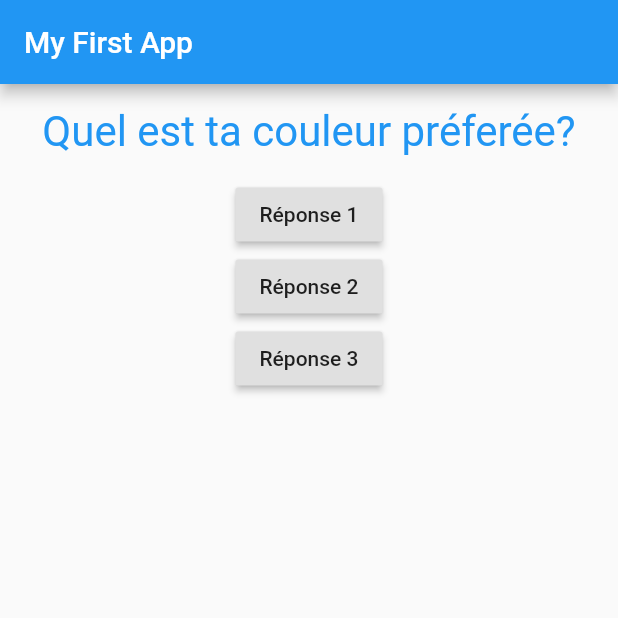
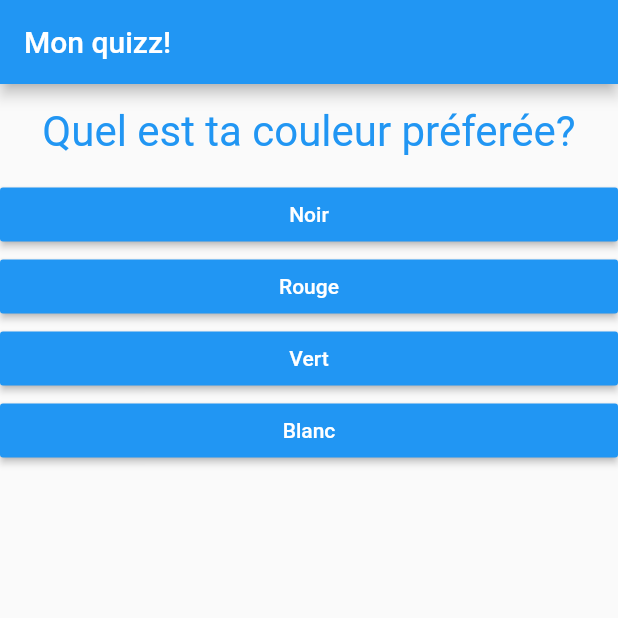
Before and after one commit to Radeonisos/formation-flutter, a Flutter app: the screen it shows after launch, on a phone screen of 412 x 824 dp, the top half of it. Run offline on Flutter 3.47's test engine with Material 2 defaults, Android fonts, the phone set to English and light mode, and no system bars.

Commit message:
no message

```diff
--- /dev/null
+++ b/flutter_first_app/lib/answer.dart
@@ -0,0 +1,20 @@
+import 'package:flutter/material.dart';
+
+class Answer extends StatelessWidget {
+  final String text;
+  final Function selectHandler;
+
+  Answer(this.text, this.selectHandler);
+  @override
+  Widget build(BuildContext context) {
+    return Container(
+      width: double.infinity,
+      child: RaisedButton(
+        textColor: Colors.white,
+        color: Colors.blue,
+        child: Text(text),
+        onPressed: selectHandler,
+      ),
+    );
+  }
+}
--- a/flutter_first_app/lib/main.dart
+++ b/flutter_first_app/lib/main.dart
@@ -1,5 +1,6 @@
 import 'package:flutter/material.dart';
-import 'package:flutter_first_app/questions.dart';
+import 'package:flutter_first_app/quizz.dart';
+import 'package:flutter_first_app/result.dart';
 
 void main() => runApp(MyApp());
 
@@ -11,21 +12,53 @@ class MyApp extends StatefulWidget {
 }
 
 class _MyAppState extends State<MyApp> {
+  final _questions = const [
+    {
+      'questionText': "Quel est ta couleur préferée?",
+      'answers': [
+        {'text': 'Noir', 'score': 10},
+        {'text': 'Rouge', 'score': 5},
+        {'text': 'Vert', 'score': 3},
+        {'text': 'Blanc', 'score': 1}
+      ]
+    },
+    {
+      'questionText': "Quel est ton animal fétiche?",
+      'answers': [
+        {'text': 'Elephant', 'score': 10},
+        {'text': 'Chien', 'score': 5},
+        {'text': 'Chat', 'score': 3},
+        {'text': 'Tigre', 'score': 1}
+      ]
+    },
+    {
+      'questionText': "Quel est ton plat préfére?",
+      'answers': [
+        {'text': 'Pâtes', 'score': 10},
+        {'text': 'Magret de canard', 'score': 5},
+        {'text': 'Chat', 'score': 1}
+      ]
+    }
+  ];
   var _index = 0;
+  var _totalScore = 0;
 
-  void _answerQuestion() {
-    print("Answer chosen!");
+  void _answerQuestion(int score) {
     setState(() {
-      if (_index < 1) _index = _index + 1;
+      _index = _index + 1;
+    });
+    _totalScore += score;
+  }
+
+  void _resetQuizz() {
+    setState(() {
+      _index = 0;
+      _totalScore = 0;
     });
   }
 
   @override
   Widget build(BuildContext context) {
-    var questions = [
-      "Quel est ta couleur préferée?",
-      "Quel est ton animal fétiche?"
-    ];
     return MaterialApp(
       title: 'Flutter Demo',
       theme: ThemeData(
@@ -34,25 +67,14 @@ class _MyAppState extends State<MyApp> {
       debugShowCheckedModeBanner: false,
       home: Scaffold(
         appBar: AppBar(
-          title: Text("My First App"),
+          title: Text("Mon quizz!"),
         ),
-        body: Column(
-          children: [
-            Question(questions[_index]),
-            RaisedButton(
-              child: Text("Réponse 1"),
-              onPressed: _answerQuestion,
-            ),
-            RaisedButton(
-              child: Text("Réponse 2"),
-              onPressed: _answerQuestion,
-            ),
-            RaisedButton(
-              child: Text("Réponse 3"),
-              onPressed: _answerQuestion,
-            ),
-          ],
-        ),
+        body: (_index < _questions.length)
+            ? Quizz(
+                questions: _questions,
+                answerQuestion: _answerQuestion,
+                questionIndex: _index)
+            : Result(_totalScore, _resetQuizz),
       ),
     );
   }
--- /dev/null
+++ b/flutter_first_app/lib/quizz.dart
@@ -0,0 +1,27 @@
+import 'package:flutter/material.dart';
+import 'package:flutter_first_app/answer.dart';
+import 'package:flutter_first_app/questions.dart';
+
+class Quizz extends StatelessWidget {
+  final List<Map<String, Object>> questions;
+  final int questionIndex;
+  final Function answerQuestion;
+
+  Quizz(
+      {@required this.questions,
+      @required this.answerQuestion,
+      @required this.questionIndex});
+
+  @override
+  Widget build(BuildContext context) {
+    return Column(
+      children: [
+        Question(questions[questionIndex]['questionText']),
+        ...(questions[questionIndex]['answers'] as List<Map<String, Object>>)
+            .map((answer) {
+          return Answer(answer['text'], () => answerQuestion(answer['score']));
+        }).toList(),
+      ],
+    );
+  }
+}
--- a/flutter_first_app/pubspec.yaml
+++ b/flutter_first_app/pubspec.yaml
@@ -14,7 +14,7 @@ description: A new Flutter application.
 version: 1.0.0+1
 
 environment:
-  sdk: ">=2.1.0 <3.0.0"
+  sdk: ">=2.2.2 <3.0.0"
 
 dependencies:
   flutter:
```
Also changed, not shown: flutter_first_app/lib/result.dart (added, +41 -0 lines).
